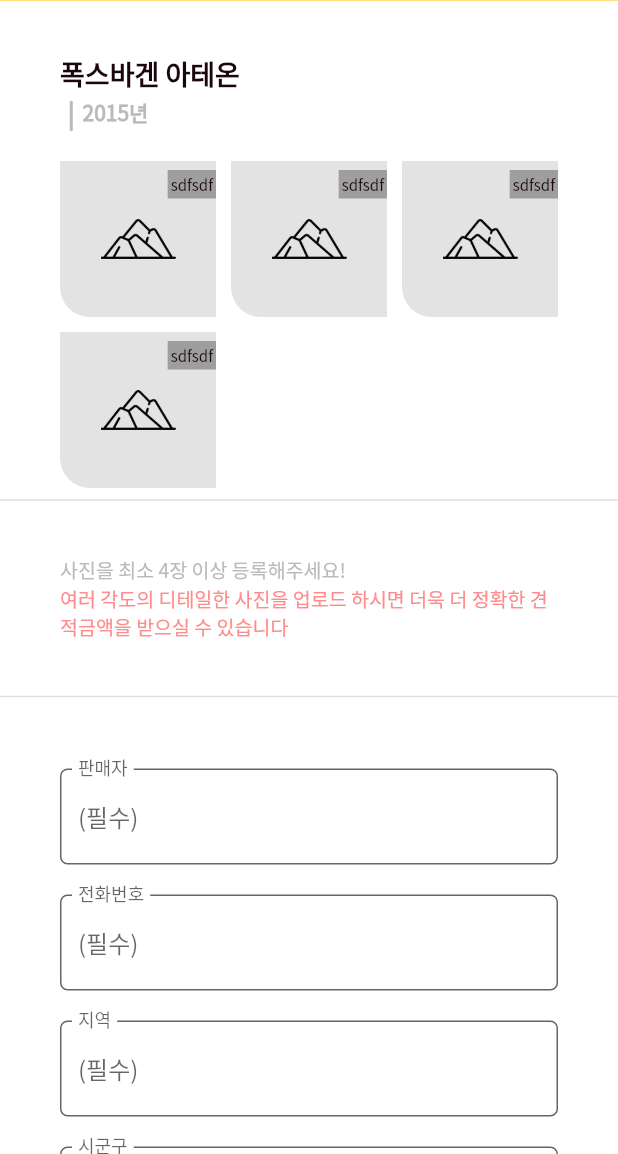
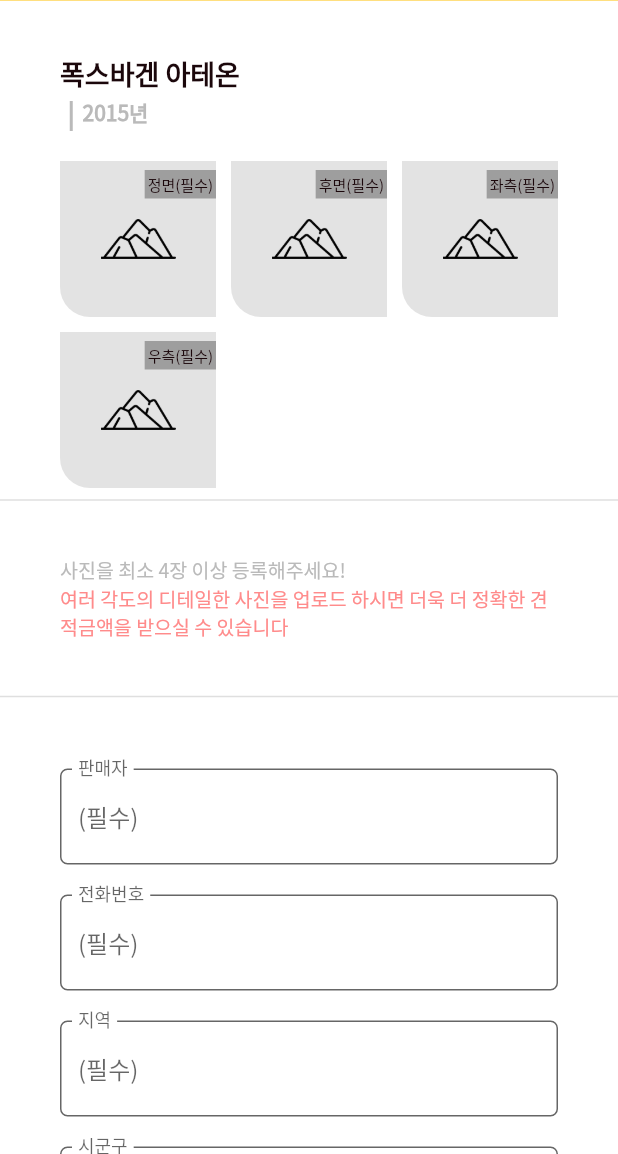
Before and after one commit to chuongphong12/scroad_seller_flt, a Flutter app: the RequestScreen screen opened by its route, on a phone screen of 412 x 824 dp, the part 82-1236 px from its top. Run offline on Flutter 3.47's test engine with Material 2 defaults, Android fonts, the phone set to English and light mode, and no system bars; drawn by our look-alikes of flutter_form_builder; our stand-ins replace bloc, carousel_slider, equatable, firebase_core, flutter_bloc, form_builder_validators and 2 more; accounts and stored records are empty.

Commit message:
pull latest develop

```diff
--- a/lib/blocs/auctions/auction_event.dart
+++ b/lib/blocs/auctions/auction_event.dart
@@ -26,7 +26,7 @@
 }
 
 class AddImagesEvent extends AuctionEvent {
-  final Image images;
+  final UploadImage images;
 
   const AddImagesEvent({required this.images});
 
@@ -47,7 +47,8 @@
   final String auctionId;
   final String auctionStatus;
 
-  const UpdateAuctionStatusEvent({required this.auctionId, required this.auctionStatus});
+  const UpdateAuctionStatusEvent(
+      {required this.auctionId, required this.auctionStatus});
 
   @override
   List<Object> get props => [auctionId, auctionStatus];
--- a/lib/blocs/auctions/auction_state.dart
+++ b/lib/blocs/auctions/auction_state.dart
@@ -20,4 +20,11 @@
   List<Object> get props => [auction];
 }
 
-class AuctionError extends AuctionState {}
+class AuctionError extends AuctionState {
+  final String message;
+
+  const AuctionError({required this.message});
+
+  @override
+  List<Object> get props => [message];
+}
--- a/lib/models/auction_model.dart
+++ b/lib/models/auction_model.dart
@@ -73,14 +73,26 @@
     auctionStatus: '',
     images: [],
   );
+
+  List get listImage {
+    return images;
+  }
+
+  void addImage(UploadImage image) {
+    images.add(image);
+  }
+
+  void replaceImage(start, end, newImage) {
+    return images.replaceRange(start, end, newImage);
+  }
 }
 
 class UploadImage extends Equatable {
-  final File? imageFile;
+  final File imageFile;
   final String imageName;
 
   const UploadImage({
-    this.imageFile,
+    required this.imageFile,
     required this.imageName,
   });
 
@@ -95,5 +107,5 @@
   }
 
   @override
-  List<Object> get props => [imageFile!, imageName];
+  List<Object> get props => [imageFile, imageName];
 }
--- a/lib/screens/auctions/request_screen.dart
+++ b/lib/screens/auctions/request_screen.dart
@@ -28,7 +28,6 @@
 }
 
 class _RequestScreenState extends State<RequestScreen> {
-  List<dynamic> images = [];
   final ImagePicker _imagePicker = ImagePicker();
   File? image;
 
@@ -38,21 +37,22 @@
 
   @override
   void initState() {
-    for (int i = 0; i < 4; i++) {
-      images.add(const UploadImage(imageName: 'image1'));
-    }
     super.initState();
   }
 
-  Future _getImage(ImageSource source) async {
+  Future _addImageOnClick(ImageSource source, int index) async {
     final selectedImage = await _imagePicker.pickImage(source: source);
-    if (image == null) {
+    if (selectedImage == null) {
       return;
     }
-    final tempImage = File(selectedImage!.path);
-    setState(() {
-      image = File(selectedImage.path);
-    });
+    final tempImage = File(selectedImage.path);
+    _getFileImage(index, tempImage, selectedImage.name);
+  }
+
+  void _getFileImage(int index, File imagePath, String imageName) async {
+    UploadImage imageUpload =
+        UploadImage(imageFile: imagePath, imageName: imageName);
+    context.read<AuctionBloc>().add(AddImagesEvent(images: imageUpload));
   }
 
   @override
@@ -124,32 +124,27 @@
               const SizedBox(height: 20),
               Padding(
                 padding: const EdgeInsets.symmetric(horizontal: 40),
-                child: BlocBuilder<AuctionBloc, AuctionState>(
-                  builder: (context, state) {
-                    if (state is AuctionLoading) {
-                      return const Center(
-                        child: CircularProgressIndicator(),
-                      );
-                    }
-                    if (state is AuctionLoaded) {
-                      final auction = state.auction;
-                      return GridView.count(
+                child: GridView.count(
                   physics: const NeverScrollableScrollPhysics(),
                   shrinkWrap: true,
                   crossAxisCount: 3,
                   crossAxisSpacing: 10,
                   mainAxisSpacing: 10,
-                        children: List.generate(images.length, (index) {
-                          if (images[index] is UploadImage) {
-                            UploadImage uploadModel = images[index];
+                  children: List.generate(vehicleTexts.length, (index) {
+                    return BlocBuilder<AuctionBloc, AuctionState>(
+                      builder: (context, state) {
+                        if (state is AuctionLoading) {
+                          return const Center(
+                              child: CircularProgressIndicator());
+                        }
+                        if (state is AuctionLoaded) {
                           return GestureDetector(
                             onTap: () {
                               showModalBottomSheet(
                                 context: context,
                                 builder: (BuildContext context) {
                                   return SizedBox(
-                                      height:
-                                          MediaQuery.of(context).size.height *
+                                    height: MediaQuery.of(context).size.height *
                                         0.2,
                                     child: Column(
                                       mainAxisAlignment:
@@ -159,7 +154,8 @@
                                       children: [
                                         TextButton(
                                           onPressed: () async {
-                                              _getImage(ImageSource.gallery);
+                                            _addImageOnClick(
+                                                ImageSource.gallery, index);
                                             Navigator.pop(context);
                                           },
                                           child: Text(
@@ -171,7 +167,8 @@
                                         ),
                                         TextButton(
                                           onPressed: () async {
-                                              _getImage(ImageSource.camera);
+                                            _addImageOnClick(
+                                                ImageSource.camera, index);
                                             Navigator.pop(context);
                                           },
                                           child: Text(
@@ -198,7 +195,21 @@
                                 },
                               );
                             },
-                              child: Container(
+                            child: (state.auction.images.isNotEmpty &&
+                                    state.auction.images[index] ==
+                                        vehicleTexts[index])
+                                ? Container(
+                                    decoration: BoxDecoration(
+                                      borderRadius: const BorderRadius.only(
+                                          bottomLeft: Radius.circular(20)),
+                                      color: HexColor.fromHex('#e3e3e3'),
+                                    ),
+                                    child: Image.file(
+                                      state.auction.images[index].imageFile,
+                                      fit: BoxFit.cover,
+                                    ),
+                                  )
+                                : Container(
                                     decoration: BoxDecoration(
                                       borderRadius: const BorderRadius.only(
                                           bottomLeft: Radius.circular(20)),
@@ -220,11 +231,15 @@
                                           right: 0,
                                           child: Container(
                                             decoration: BoxDecoration(
-                                          color: Colors.black.withOpacity(0.3),
+                                              color:
+                                                  Colors.black.withOpacity(0.3),
                                             ),
-                                        child: const Padding(
-                                          padding: EdgeInsets.all(2.0),
-                                          child: Text('sdfsdf'),
+                                            child: Padding(
+                                              padding:
+                                                  const EdgeInsets.all(2.0),
+                                              child: Text(
+                                                vehicleTexts[index],
+                                              ),
                                             ),
                                           ),
                                         ),
@@ -233,104 +248,11 @@
                                   ),
                           );
                         } else {
-                            return GestureDetector(
-                              onTap: () {
-                                showModalBottomSheet(
-                                  context: context,
-                                  builder: (BuildContext context) {
-                                    return SizedBox(
-                                      height:
-                                          MediaQuery.of(context).size.height *
-                                              0.2,
-                                      child: Column(
-                                        mainAxisAlignment:
-                                            MainAxisAlignment.start,
-                                        crossAxisAlignment:
-                                            CrossAxisAlignment.center,
-                                        children: [
-                                          TextButton(
-                                            onPressed: () async {
-                                              _getImage(ImageSource.gallery);
-                                              Navigator.pop(context);
-                                            },
-                                            child: Text(
-                                              'Open Gallery',
-                                              style: Theme.of(context)
-                                                  .textTheme
-                                                  .headline5!,
-                                            ),
-                                          ),
-                                          TextButton(
-                                            onPressed: () async {
-                                              _getImage(ImageSource.camera);
-                                              Navigator.pop(context);
-                                            },
-                                            child: Text(
-                                              'Open Camera',
-                                              style: Theme.of(context)
-                                                  .textTheme
-                                                  .headline5!,
-                                            ),
-                                          ),
-                                          TextButton(
-                                            onPressed: () async {
-                                              Navigator.pop(context);
-                                            },
-                                            child: Text(
-                                              'Close',
-                                              style: Theme.of(context)
-                                                  .textTheme
-                                                  .headline5!,
-                                            ),
-                                          )
-                                        ],
-                                      ),
-                                    );
+                          return Container();
+                        }
                       },
                     );
-                              },
-                              child: Container(
-                                decoration: BoxDecoration(
-                                  borderRadius: const BorderRadius.only(
-                                      bottomLeft: Radius.circular(20)),
-                                  color: HexColor.fromHex('#e3e3e3'),
-                                ),
-                                child: Stack(
-                                  alignment: Alignment.center,
-                                  children: [
-                                    Positioned(
-                                      child: Image.asset(
-                                        'assets/images/mountain.png',
-                                        fit: BoxFit.contain,
-                                        height: 50,
-                                        width: 50,
-                                      ),
-                                    ),
-                                    Positioned(
-                                      top: 6,
-                                      right: 0,
-                                      child: Container(
-                                        decoration: BoxDecoration(
-                                          color: Colors.black.withOpacity(0.3),
-                                        ),
-                                        child: const Padding(
-                                          padding: EdgeInsets.all(2.0),
-                                          child: Text('sdfsdf'),
-                                        ),
-                                      ),
-                                    ),
-                                  ],
-                                ),
-                              ),
-                            );
-                          }
                   }).toList(),
-                      );
-                    }
-                    return const Center(
-                      child: Text('차량 정보를 불러오는 중입니다.'),
-                    );
-                  },
                 ),
               ),
               Divider(
```
Also changed, not shown: lib/blocs/auctions/auction_bloc.dart (+22 -6 lines). Lines whose indentation alone changed are shown as unchanged.
